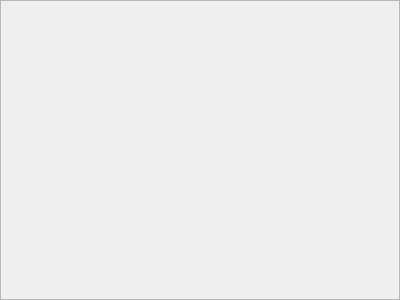
Qt form src/remainingpackview.ui (LeoNavel/klondike) before a commit.
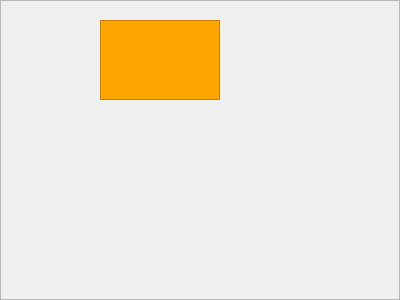
The same form after that commit.

Patch:
```diff
--- a/src/remainingpackview.ui
+++ b/src/remainingpackview.ui
@@ -19,5 +19,30 @@
   <property name="windowTitle">
    <string>Frame</string>
   </property>
+  <property name="frameShape">
+   <enum>QFrame::StyledPanel</enum>
+  </property>
+  <property name="frameShadow">
+   <enum>QFrame::Raised</enum>
+  </property>
+  <widget class="QFrame" name="frame">
+   <property name="geometry">
+    <rect>
+     <x>100</x>
+     <y>20</y>
+     <width>120</width>
+     <height>80</height>
+    </rect>
+   </property>
+   <property name="styleSheet">
+    <string notr="true">background-color: orange;</string>
+   </property>
+   <property name="frameShape">
+    <enum>QFrame::StyledPanel</enum>
+   </property>
+   <property name="frameShadow">
+    <enum>QFrame::Raised</enum>
+   </property>
+  </widget>
  </widget>
 </ui>
```
Left out of the diff: 16 changed lines with no effect on the pictures.
